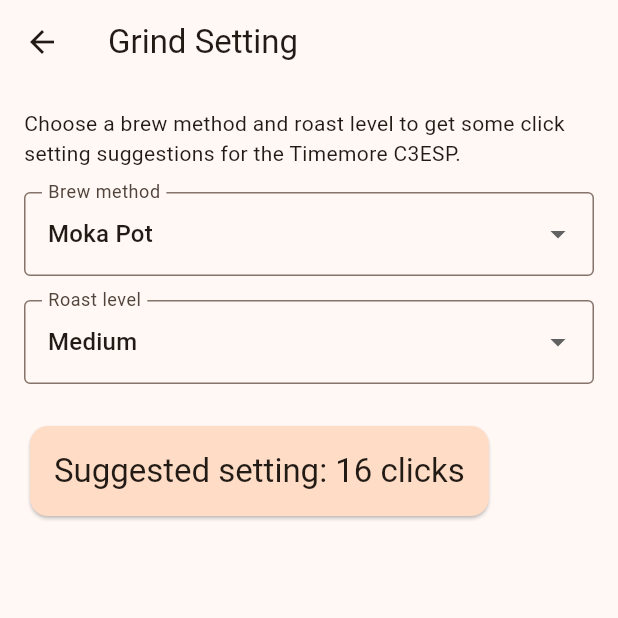
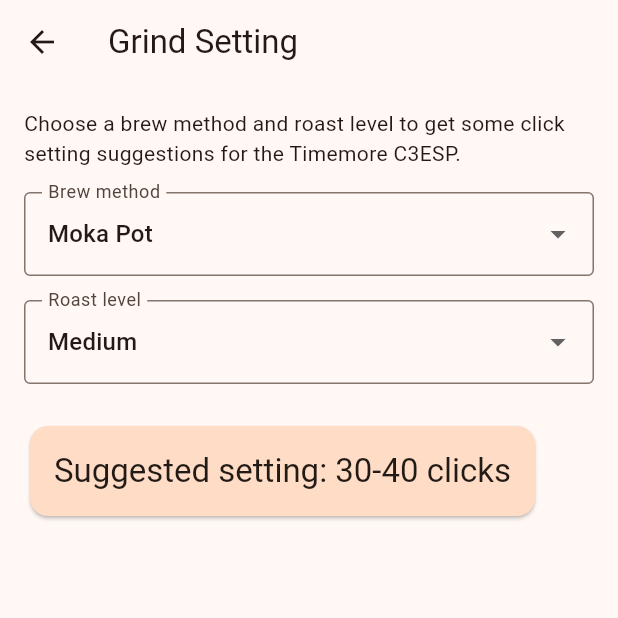
Before and after one commit to Blue-Cynic/Personal-Coffee-App, a Flutter app: the GrindSettingsScreen screen opened directly, on a phone screen of 412 x 824 dp, the top half of it. Run offline on Flutter 3.47's test engine with Material 3 defaults, Android fonts, the phone set to English and light mode, and no system bars; our stand-ins replace device_preview, hive_ce_flutter; accounts and stored records are empty.

Commit message:
Update - finally worked on the actual grind settings which meant changing a bit of the code. Also updated AI usage

```diff
--- a/lib/screens/grind_settings_screen.dart
+++ b/lib/screens/grind_settings_screen.dart
@@ -8,26 +8,28 @@
 }
 
 class _GrindSettingsScreenState extends State<GrindSettingsScreen> {
-  static const Map<String, Map<String, int>> _settings = {
-    // For now, a placeholder click values. I still need to do some research
+  static const Map<String, Map<String, String>> _settings = {
+    // Yeah, french press and cold brew share the same grind settings
+    // This is because they both use coarse grinds and from experience, medium and dark both can use the same settings
+    // Some insist cold brew needs extra coarse grinds, I find that wrong from experience and means more hours to brew it
     'Moka Pot': {
-      'Medium': 16,
-      'Dark': 14,
+      'Medium': '30-40',
+      'Dark': '32-42',
     },
     'French Press': {
-      'Medium': 30,
-      'Dark': 28,
+      'Medium': '60-69',
+      'Dark': '60-69',
     },
     'Cold Brew': {
-      'Medium': 34,
-      'Dark': 32,
+      'Medium': '60-69',
+      'Dark': '60-69',
     },
   };
 
   String _method = 'Moka Pot';
   String _roast = 'Medium';
 
-  int? get _clicks => _settings[_method]?[_roast];
+  String? get _clicks => _settings[_method]?[_roast];
 
   void _setMethod(String? value) {
     if (value == null) return;
```
Also changed, not shown: 1 other file.
